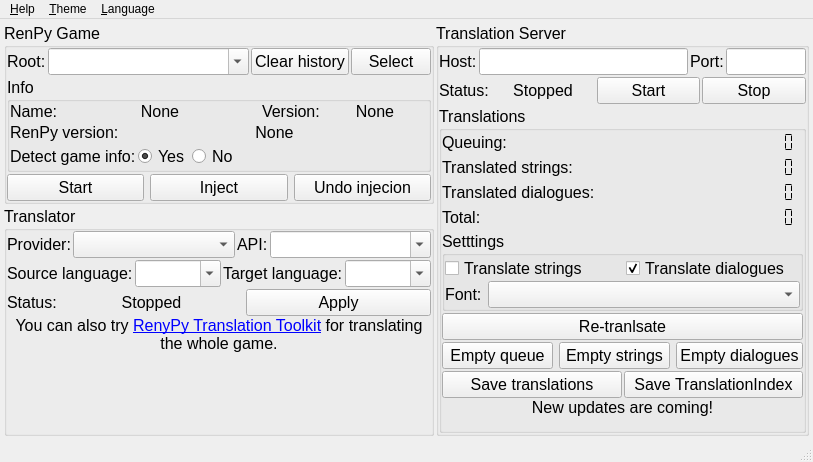
The window that qt5/main.ui (abse4411/projz_renpy_translation) describes before a commit, drawn with Qt 5.
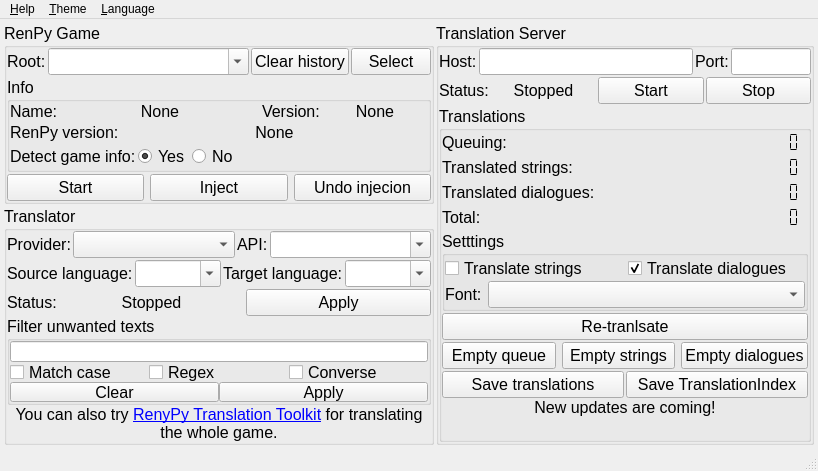
The same window after the commit. Icons and pictures are not drawn.

```diff
--- a/qt5/main.ui
+++ b/qt5/main.ui
@@ -6,8 +6,8 @@
    <rect>
     <x>0</x>
     <y>0</y>
-    <width>813</width>
-    <height>462</height>
+    <width>818</width>
+    <height>445</height>
    </rect>
   </property>
   <property name="windowTitle">
@@ -574,6 +574,19 @@
          <property name="spacing">
           <number>0</number>
          </property>
+         <item row="3" column="0">
+          <spacer name="verticalSpacer">
+           <property name="orientation">
+            <enum>Qt::Vertical</enum>
+           </property>
+           <property name="sizeHint" stdset="0">
+            <size>
+             <width>20</width>
+             <height>40</height>
+            </size>
+           </property>
+          </spacer>
+         </item>
          <item row="0" column="0">
           <layout class="QVBoxLayout" name="verticalLayout_2" stretch="0,0,0">
            <property name="spacing">
@@ -778,7 +791,7 @@
            </item>
           </layout>
          </item>
-         <item row="1" column="0">
+         <item row="2" column="0">
           <widget class="QLabel" name="label_19">
            <property name="text">
             <string>&lt;html&gt;&lt;head/&gt;&lt;body&gt;&lt;p&gt;You can also try &lt;a href=&quot;https://github.com/abse4411/projz_renpy_translation&quot;&gt;&lt;span style=&quot; text-decoration: underline; color:#0000ff;&quot;&gt;RenyPy Translation Toolkit&lt;/span&gt;&lt;/a&gt; for translating the whole game.&lt;/p&gt;&lt;/body&gt;&lt;/html&gt;</string>
@@ -794,18 +807,84 @@
            </property>
           </widget>
          </item>
-         <item row="2" column="0">
-          <spacer name="verticalSpacer">
-           <property name="orientation">
-            <enum>Qt::Vertical</enum>
+         <item row="1" column="0">
+          <widget class="QGroupBox" name="groupBox_6">
+           <property name="toolTip">
+            <string/>
            </property>
-           <property name="sizeHint" stdset="0">
-            <size>
-             <width>20</width>
-             <height>40</height>
-            </size>
+           <property name="title">
+            <string>Filter unwanted texts</string>
            </property>
-          </spacer>
+           <layout class="QVBoxLayout" name="verticalLayout_9">
+            <property name="spacing">
+             <number>0</number>
+            </property>
+            <property name="leftMargin">
+             <number>0</number>
+            </property>
+            <property name="topMargin">
+             <number>0</number>
+            </property>
+            <property name="rightMargin">
+             <number>0</number>
+            </property>
+            <property name="bottomMargin">
+             <number>0</number>
+            </property>
+            <item>
+             <widget class="QLineEdit" name="filter_text"/>
+            </item>
+            <item>
+             <layout class="QHBoxLayout" name="horizontalLayout_22">
+              <property name="bottomMargin">
+               <number>0</number>
+              </property>
+              <item>
+               <widget class="QCheckBox" name="casecheck_btn">
+                <property name="text">
+                 <string>Match case</string>
+                </property>
+               </widget>
+              </item>
+              <item>
+               <widget class="QCheckBox" name="regex_btn">
+                <property name="text">
+                 <string>Regex</string>
+                </property>
+               </widget>
+              </item>
+              <item>
+               <widget class="QCheckBox" name="converse_btn">
+                <property name="text">
+                 <string>Converse</string>
+                </property>
+               </widget>
+              </item>
+             </layout>
+            </item>
+            <item>
+             <layout class="QHBoxLayout" name="horizontalLayout_21">
+              <property name="bottomMargin">
+               <number>0</number>
+              </property>
+              <item>
+               <widget class="QPushButton" name="clearfiler_btn">
+                <property name="text">
+                 <string>Clear</string>
+                </property>
+               </widget>
+              </item>
+              <item>
+               <widget class="QPushButton" name="applyfilter_btn">
+                <property name="text">
+                 <string>Apply</string>
+                </property>
+               </widget>
+              </item>
+             </layout>
+            </item>
+           </layout>
+          </widget>
          </item>
         </layout>
        </widget>
@@ -1506,7 +1585,7 @@
     <rect>
      <x>0</x>
      <y>0</y>
-     <width>813</width>
+     <width>818</width>
      <height>22</height>
     </rect>
    </property>
```
